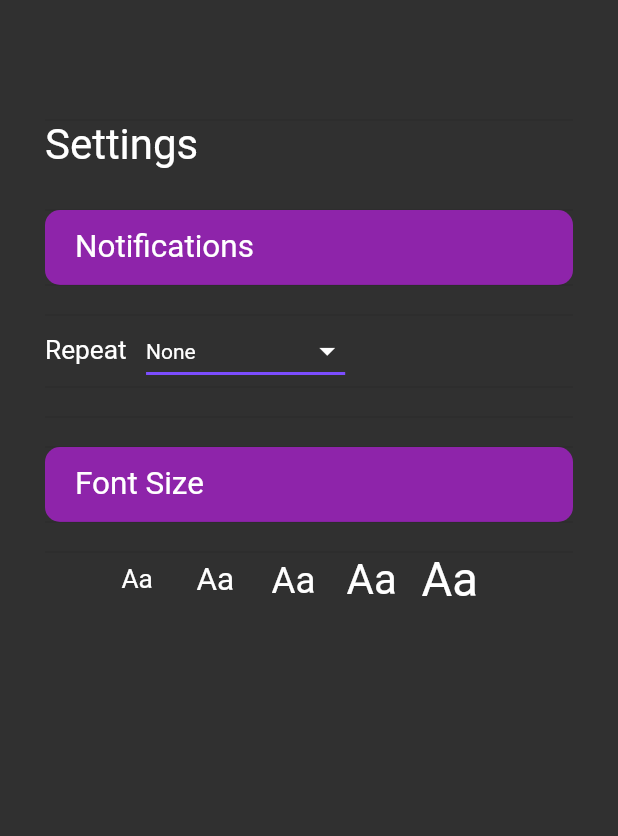
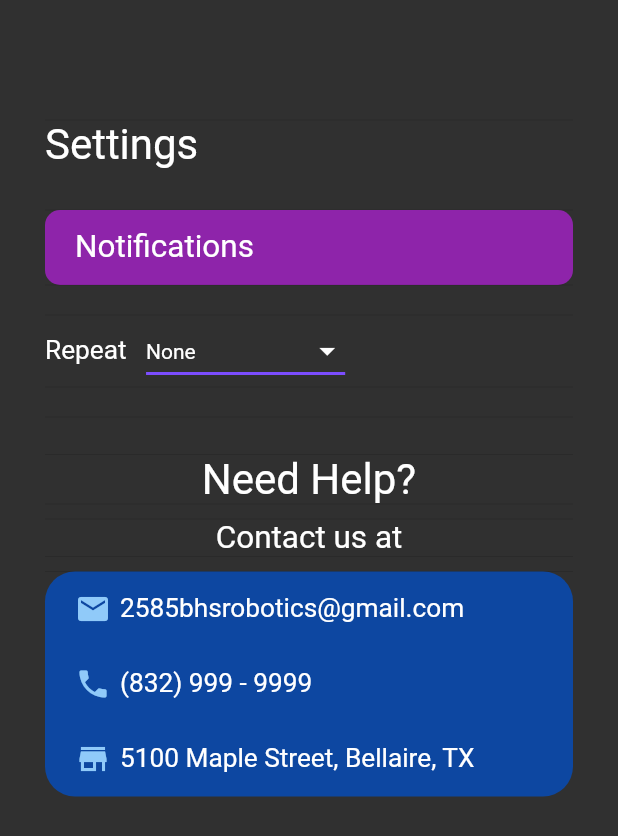
Before and after one commit to jxin31415/Stock_Marketplace, a Flutter app: the Settings screen opened directly, on a phone screen of 412 x 824 dp. Shown: the top 836 px of the screen. Run offline on Flutter 3.47's test engine with Material 2 defaults, Android fonts, the phone set to English and light mode, and no system bars; our stand-ins replace flutter_local_notifications, shared_preferences, sqflite; accounts and stored records are empty.

```diff
--- a/lib/Settings.dart
+++ b/lib/Settings.dart
@@ -145,76 +145,131 @@ class SettingsState extends State<Settings> {
             //   decoration: BoxDecoration(color: Colors.purple[600], borderRadius: BorderRadius.all(Radius.circular(10))),
             //   child: rowView("Portfolio", "My Portfolio", 1.25),
             // ),
-            Container(height: 20,),
-            Container(
-              height: 50,
-              padding: EdgeInsets.only(left: 20),
-              alignment: Alignment.centerLeft,
-              decoration: BoxDecoration(color: Colors.purple[600], borderRadius: BorderRadius.all(Radius.circular(10))),
-              child: Text("Font Size",
+            // Container(height: 20,),
+            // Container(
+            //   height: 50,
+            //   padding: EdgeInsets.only(left: 20),
+            //   alignment: Alignment.centerLeft,
+            //   decoration: BoxDecoration(color: Colors.purple[600], borderRadius: BorderRadius.all(Radius.circular(10))),
+            //   child: Text("Font Size",
+            //     textScaleFactor: 1.5,
+            //     style: TextStyle(
+            //       color: Colors.white
+            //     )
+            //   ),
+            // ),
+            // Container(height: 20,),
+            // Container(
+            //   alignment: Alignment.center,
+            //   child: Row(
+            //     crossAxisAlignment: CrossAxisAlignment.center,
+            //     mainAxisAlignment: MainAxisAlignment.center,
+            //     children: <Widget>[
+            //       Container(
+            //         width: 50,
+            //         child: Text("Aa",
+            //           textScaleFactor: 1.25,
+            //           style: TextStyle(
+            //             color: Colors.white
+            //           )
+            //         ),
+            //       ),
+            //       Container(
+            //         width: 50,
+            //         child: Text("Aa",
+            //           textScaleFactor: 1.5,
+            //           style: TextStyle(
+            //             color: Colors.white
+            //           )
+            //         ),
+            //       ),
+            //       Container(
+            //         width: 50,
+            //         child: Text("Aa",
+            //           textScaleFactor: 1.75,
+            //           style: TextStyle(
+            //             color: Colors.white
+            //           )
+            //         ),
+            //       ),
+            //       Container(
+            //         width: 50,
+            //         child: Text("Aa",
+            //           textScaleFactor: 2,
+            //           style: TextStyle(
+            //             color: Colors.white
+            //           )
+            //         ),
+            //       ),
+            //       Container(
+            //         width: 50,
+            //         child: Text("Aa",
+            //           textScaleFactor: 2.25,
+            //           style: TextStyle(
+            //             color: Colors.white
+            //           )
+            //         ),
+            //       ),
+            //     ],
+            //   ),
+            // ),
+            SizedBox(height: 25),
+            Center(child: Text("Need Help?",
+              textScaleFactor: 2,
+              style: TextStyle(
+                color: Colors.white
+              )
+            ),),
+            SizedBox(height: 10),
+            Center(child: Text("Contact us at",
               textScaleFactor: 1.5,
               style: TextStyle(
                 color: Colors.white
               )
+            ),),
+            SizedBox(height: 10),
+            Container(
+              child: Container(
+                decoration: BoxDecoration(color: Colors.blue[900], borderRadius: BorderRadius.all(Radius.circular(20))),
+                child: columnView(),
               ),
             ),
-            Container(height: 20,),
-            Container(
-              alignment: Alignment.center,
+          ],
+        ).toList(),
+      ),
+    );
+  }
+
+  Widget columnView(){
+    return Column(
+      crossAxisAlignment: CrossAxisAlignment.start,
+      children: <Widget>[
+        mediaItem("2585bhsrobotics@gmail.com", Icons.email),
+        mediaItem("(832) 999 - 9999", Icons.phone),
+        mediaItem("5100 Maple Street, Bellaire, TX", Icons.store_mall_directory),
+      ],
+    );
+  }
+
+  Widget mediaItem(String contact, IconData icon){
+    return Container(
+      padding: EdgeInsets.only(left: 20),
+      height: 50,
       child: Row(
       crossAxisAlignment: CrossAxisAlignment.center,
-                mainAxisAlignment: MainAxisAlignment.center,
       children: <Widget>[
         Container(
-                    width: 50,
-                    child: Text("Aa",
+          width: 20,
+          child: Icon(icon, color: Colors.blue[200]),
+        ),
+        Container(width: 10),
+        Text(contact,
           textScaleFactor: 1.25,
           style: TextStyle(
             color: Colors.white
           )
         ),
-                  ),
-                  Container(
-                    width: 50,
-                    child: Text("Aa",
-                      textScaleFactor: 1.5,
-                      style: TextStyle(
-                        color: Colors.white
-                      )
-                    ),
-                  ),
-                  Container(
-                    width: 50,
-                    child: Text("Aa",
-                      textScaleFactor: 1.75,
-                      style: TextStyle(
-                        color: Colors.white
-                      )
-                    ),
-                  ),
-                  Container(
-                    width: 50,
-                    child: Text("Aa",
-                      textScaleFactor: 2,
-                      style: TextStyle(
-                        color: Colors.white
-                      )
-                    ),
-                  ),
-                  Container(
-                    width: 50,
-                    child: Text("Aa",
-                      textScaleFactor: 2.25,
-                      style: TextStyle(
-                        color: Colors.white
-                      )
-                    ),
-                  ),
       ],
-              ),
-            ),
-          ],
-        ).toList(),
      ),
     );
   }
--- a/lib/main.dart
+++ b/lib/main.dart
@@ -2,7 +2,7 @@ import 'package:flutter/material.dart';
 import 'Goals.dart' as goal;
 import 'Journal.dart' as journal;
 import 'Home.dart' as home;
-import 'Help.dart' as help;
+import 'Watchlist.dart' as watchlist;
 import 'Settings.dart' as settings;
 import 'package:flutter/services.dart';
 import 'package:flutter_local_notifications/flutter_local_notifications.dart';
@@ -121,8 +121,8 @@ class MyAppState extends State<MyApp> with SingleTickerProviderStateMixin {
                   new Tab(icon: new Icon(Icons.track_changes)),
                   new Tab(icon: new Icon(Icons.book)),
                   new Tab(icon: new Icon(Icons.home)),
+                  new Tab(icon: new Icon(Icons.bookmark_border)),
                   new Tab(icon: new Icon(Icons.settings)),
-                  new Tab(icon: new Icon(Icons.help)),
                 ]
             )
           ),
@@ -132,8 +132,8 @@ class MyAppState extends State<MyApp> with SingleTickerProviderStateMixin {
               new goal.Goals(),
               new journal.Journal(),
               new home.Home(controller: _tabController),
+              new watchlist.Watchlist(location: 1),
               new settings.Settings(notif_daily: _dailyNotif, notif_weekly: _weeklyNotif, cancel_notif: _cancel,),
-              new help.Help(),
             ]
           ) ,
         ),
```
Also changed, not shown: lib/Help.dart (deleted, +0 -72 lines), lib/Home.dart (+2 -10 lines), lib/Watchlist.dart (+121 -53 lines). Lines whose indentation alone changed are shown as unchanged.
